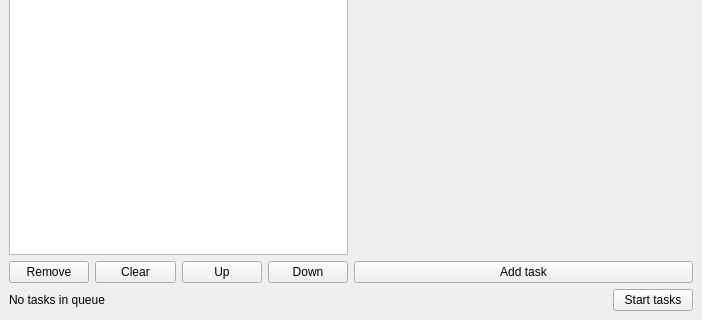
GRAPHENE9932/ImageUpscalerQt, file src/windows/ImageUpscalerQt.ui: the form before one commit; both pictures show x 0 to 702 and y 201 to 521 of the 702 by 521 pixel window.
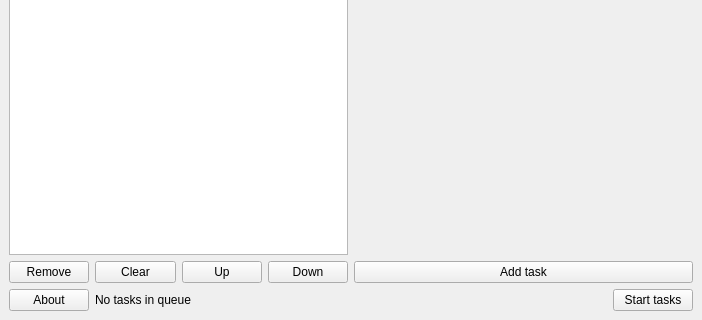
The form after the commit.

```diff
--- a/src/windows/ImageUpscalerQt.ui
+++ b/src/windows/ImageUpscalerQt.ui
@@ -387,10 +387,17 @@
      </layout>
     </item>
     <item>
-     <layout class="QHBoxLayout" name="low_layout" stretch="1,0">
+     <layout class="QHBoxLayout" name="low_layout" stretch="0,1,0">
       <property name="sizeConstraint">
        <enum>QLayout::SetFixedSize</enum>
       </property>
+      <item>
+       <widget class="QPushButton" name="about_button">
+        <property name="text">
+         <string>About</string>
+        </property>
+       </widget>
+      </item>
       <item>
        <widget class="QLabel" name="status_label">
         <property name="text">
```
